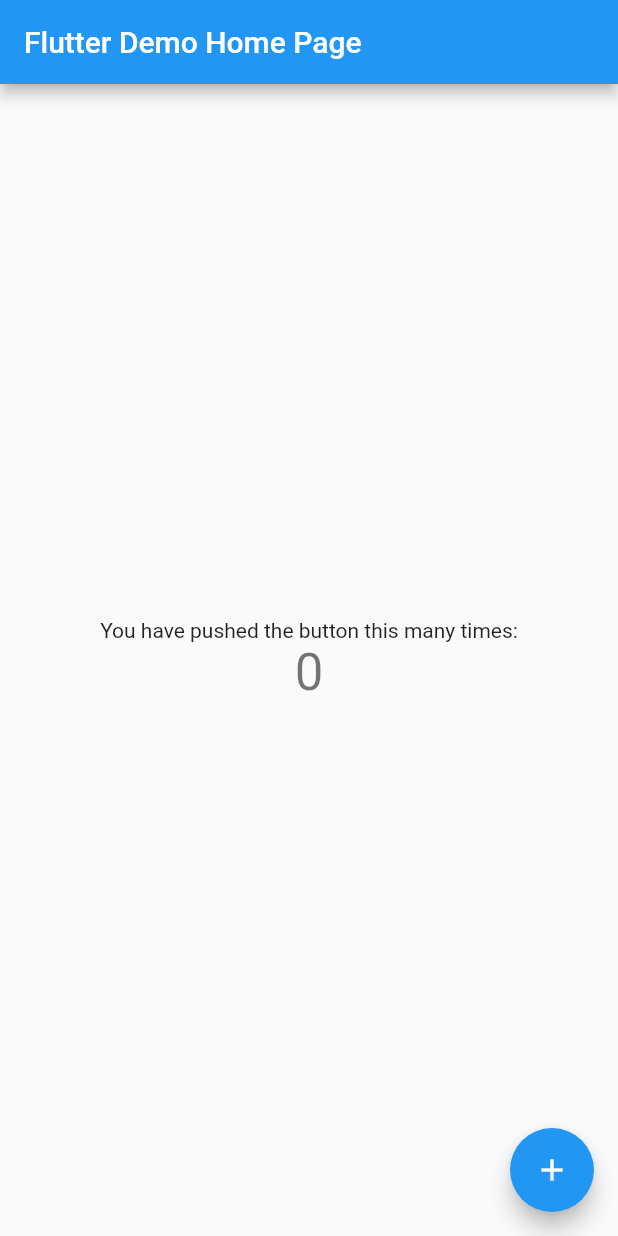
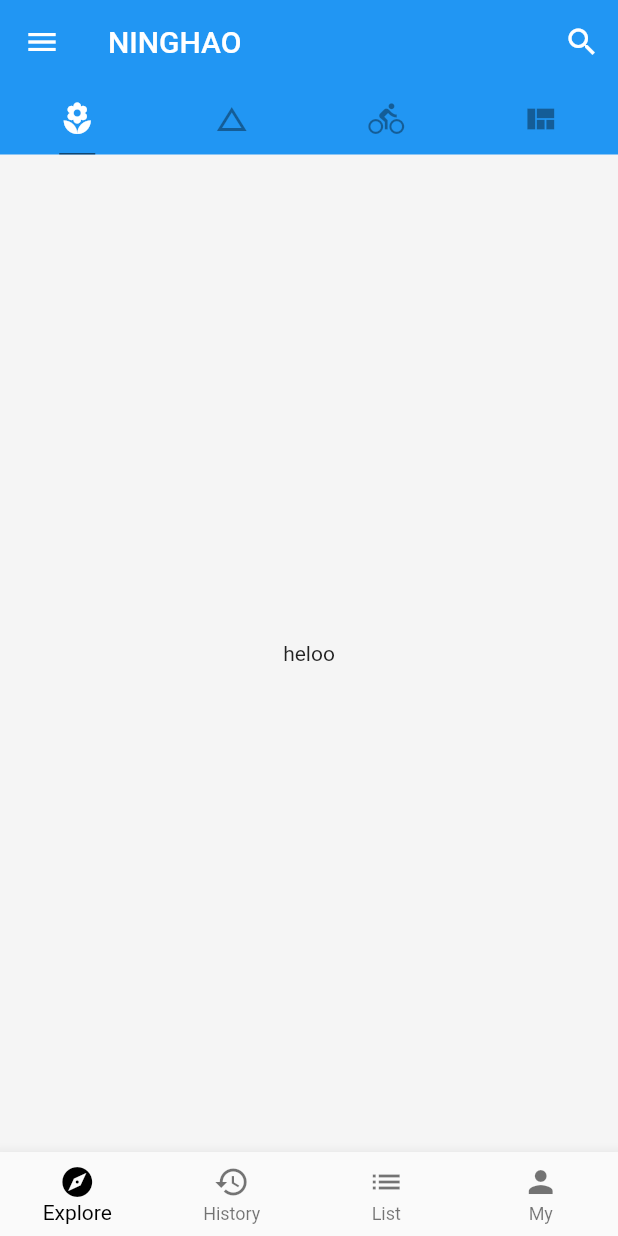
Before and after one commit to yaofen/flutter, a Flutter app: the screen it shows after launch, on a phone screen of 412 x 824 dp. Run offline on Flutter 3.47's test engine with Material 2 defaults, Android fonts, the phone set to English and light mode, and no system bars; missing offline and left inert: dart:html.

Commit message:
创建基础架构

```diff
--- /dev/null
+++ b/yf_flutter/lib/dome/bottom_navigation_bar_demo.dart
@@ -0,0 +1,33 @@
+import 'package:flutter/material.dart';
+
+class BottomNavigationBarDemo extends StatefulWidget {
+  @override
+  State<StatefulWidget> createState() {
+    return _BottomNavigationBarDemoState();
+  }
+}
+
+class _BottomNavigationBarDemoState extends State<BottomNavigationBarDemo> {
+  int _currentIndex = 0;
+
+  void _onTapHandler(int index) {
+    setState(() {
+      _currentIndex = index;
+    });
+  }
+
+  @override
+  Widget build(BuildContext context) {
+    return BottomNavigationBar(
+        currentIndex: _currentIndex,
+        onTap: _onTapHandler,
+        type: BottomNavigationBarType.fixed,
+        fixedColor: Colors.black,
+        items: [
+          BottomNavigationBarItem(icon: Icon(Icons.explore), label: 'Explore'),
+          BottomNavigationBarItem(icon: Icon(Icons.history), label: 'History'),
+          BottomNavigationBarItem(icon: Icon(Icons.list), label: 'List'),
+          BottomNavigationBarItem(icon: Icon(Icons.person), label: 'My'),
+        ]);
+  }
+}
--- /dev/null
+++ b/yf_flutter/lib/dome/hello_dome.dart
@@ -0,0 +1,15 @@
+import 'dart:html';
+
+import 'package:flutter/material.dart';
+
+class Hello extends StatelessWidget {
+  @override
+  Widget build(BuildContext context) {
+    return Center(
+      child: Text(
+        'heloo',
+        textDirection: TextDirection.ltr,
+      ),
+    );
+  }
+}
--- a/yf_flutter/lib/main.dart
+++ b/yf_flutter/lib/main.dart
@@ -1,4 +1,7 @@
 import 'package:flutter/material.dart';
+import 'dome/bottom_navigation_bar_demo.dart';
+import 'dome/hello_dome.dart';
+import 'dome/drawer_dome.dart';
 
 void main() {
   runApp(MyApp());
@@ -11,103 +14,54 @@ class MyApp extends StatelessWidget {
     return MaterialApp(
       title: 'Flutter Demo',
       theme: ThemeData(
-        // This is the theme of your application.
-        //
-        // Try running your application with "flutter run". You'll see the
-        // application has a blue toolbar. Then, without quitting the app, try
-        // changing the primarySwatch below to Colors.green and then invoke
-        // "hot reload" (press "r" in the console where you ran "flutter run",
-        // or simply save your changes to "hot reload" in a Flutter IDE).
-        // Notice that the counter didn't reset back to zero; the application
-        // is not restarted.
         primarySwatch: Colors.blue,
       ),
-      home: MyHomePage(title: 'Flutter Demo Home Page'),
+      home: HomePage(),
     );
   }
 }
 
-class MyHomePage extends StatefulWidget {
-  MyHomePage({Key key, this.title}) : super(key: key);
-
-  // This widget is the home page of your application. It is stateful, meaning
-  // that it has a State object (defined below) that contains fields that affect
-  // how it looks.
-
-  // This class is the configuration for the state. It holds the values (in this
-  // case the title) provided by the parent (in this case the App widget) and
-  // used by the build method of the State. Fields in a Widget subclass are
-  // always marked "final".
-
-  final String title;
-
-  @override
-  _MyHomePageState createState() => _MyHomePageState();
-}
-
-class _MyHomePageState extends State<MyHomePage> {
-  int _counter = 0;
-
-  void _incrementCounter() {
-    setState(() {
-      // This call to setState tells the Flutter framework that something has
-      // changed in this State, which causes it to rerun the build method below
-      // so that the display can reflect the updated values. If we changed
-      // _counter without calling setState(), then the build method would not be
-      // called again, and so nothing would appear to happen.
-      _counter++;
-    });
-  }
-
+class HomePage extends StatelessWidget {
   @override
   Widget build(BuildContext context) {
-    // This method is rerun every time setState is called, for instance as done
-    // by the _incrementCounter method above.
-    //
-    // The Flutter framework has been optimized to make rerunning build methods
-    // fast, so that you can just rebuild anything that needs updating rather
-    // than having to individually change instances of widgets.
-    return Scaffold(
-      appBar: AppBar(
-        // Here we take the value from the MyHomePage object that was created by
-        // the App.build method, and use it to set our appbar title.
-        title: Text(widget.title),
-      ),
-      body: Center(
-        // Center is a layout widget. It takes a single child and positions it
-        // in the middle of the parent.
-        child: Column(
-          // Column is also a layout widget. It takes a list of children and
-          // arranges them vertically. By default, it sizes itself to fit its
-          // children horizontally, and tries to be as tall as its parent.
-          //
-          // Invoke "debug painting" (press "p" in the console, choose the
-          // "Toggle Debug Paint" action from the Flutter Inspector in Android
-          // Studio, or the "Toggle Debug Paint" command in Visual Studio Code)
-          // to see the wireframe for each widget.
-          //
-          // Column has various properties to control how it sizes itself and
-          // how it positions its children. Here we use mainAxisAlignment to
-          // center the children vertically; the main axis here is the vertical
-          // axis because Columns are vertical (the cross axis would be
-          // horizontal).
-          mainAxisAlignment: MainAxisAlignment.center,
-          children: <Widget>[
-            Text(
-              'You have pushed the button this many times:',
+    return DefaultTabController(
+        length: 4,
+        child: Scaffold(
+          backgroundColor: Colors.grey[100],
+          appBar: AppBar(
+            title: Text('NINGHAO'),
+            actions: [
+              IconButton(
+                  icon: Icon(Icons.search),
+                  tooltip: 'Search',
+                  onPressed: () {
+                    debugPrint('Search button is pressed.');
+                  })
+            ],
+            elevation: 0.0,
+            bottom: TabBar(
+              unselectedLabelColor: Colors.black38,
+              indicatorColor: Colors.black54,
+              indicatorSize: TabBarIndicatorSize.label,
+              indicatorWeight: 1.0,
+              tabs: [
+                Tab(icon: Icon(Icons.local_florist)),
+                Tab(icon: Icon(Icons.change_history)),
+                Tab(icon: Icon(Icons.directions_bike)),
+                Tab(icon: Icon(Icons.view_quilt)),
+              ],
             ),
-            Text(
-              '$_counter',
-              style: Theme.of(context).textTheme.headline4,
-            ),
-          ],
-        ),
-      ),
-      floatingActionButton: FloatingActionButton(
-        onPressed: _incrementCounter,
-        tooltip: 'Increment',
-        child: Icon(Icons.add),
-      ), // This trailing comma makes auto-formatting nicer for build methods.
-    );
+          ),
+          body: TabBarView(
+            children: [
+              Hello(),
+              Hello(),
+              Hello(),
+              Hello(),
+            ],
+          ),
+          drawer: DrawerDemo(),
+          bottomNavigationBar: BottomNavigationBarDemo(),
+        ));
   }
 }
```
Also changed, not shown: yf_flutter/lib/dome/drawer_dome.dart (added, +48 -0 lines), yf_flutter/lib/model/post.dart (added, +123 -0 lines), yf_flutter/lib/dome/navigator_demo.dart (added).
